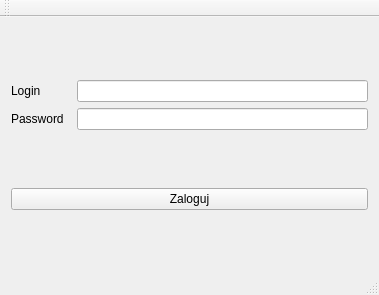
First picture: the form in loginwindow.ui, repository RuslanDidykk/CleanCity, before the edit.
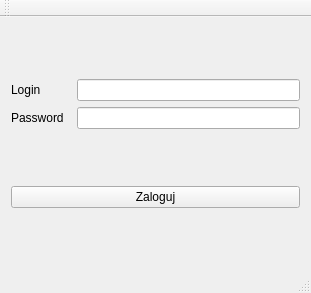
Second picture: the form after the edit.

```diff
--- a/loginwindow.ui
+++ b/loginwindow.ui
@@ -6,8 +6,8 @@
    <rect>
     <x>0</x>
     <y>0</y>
-    <width>379</width>
-    <height>295</height>
+    <width>311</width>
+    <height>293</height>
    </rect>
   </property>
   <property name="windowTitle">
@@ -55,7 +55,7 @@
           </property>
           <property name="maximumSize">
            <size>
-            <width>50</width>
+            <width>60</width>
             <height>20</height>
            </size>
           </property>
```
